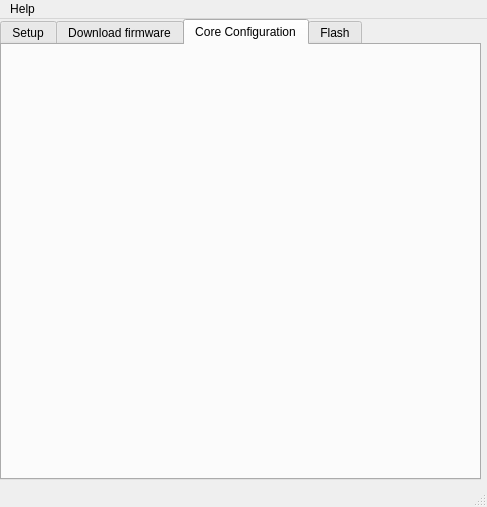
Before: the Qt Designer form src/main.ui in One-Green/iot-flash-config-tool, drawn with Qt 5.
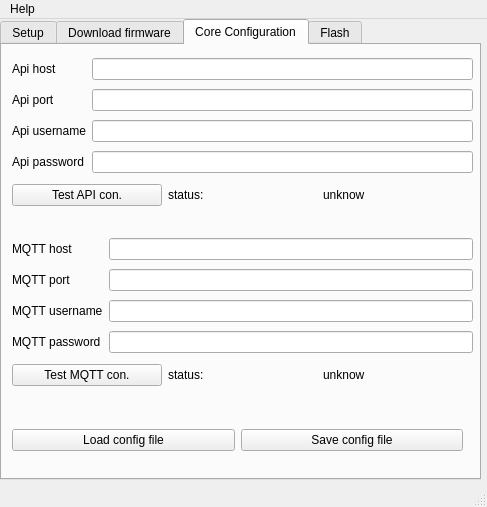
After: the same form once the commit is applied. The open tabs and pages were chosen to show the change.

Commit message: feat(main ui): add core configuration

The edit to the form file:
```diff
--- a/src/main.ui
+++ b/src/main.ui
@@ -406,6 +406,202 @@
      <attribute name="title">
       <string>Core Configuration</string>
      </attribute>
+     <widget class="QWidget" name="gridLayoutWidget_4">
+      <property name="geometry">
+       <rect>
+        <x>10</x>
+        <y>370</y>
+        <width>451</width>
+        <height>51</height>
+       </rect>
+      </property>
+      <layout class="QGridLayout" name="gridLayout_4">
+       <item row="0" column="0">
+        <widget class="QPushButton" name="pushButton">
+         <property name="text">
+          <string>Load config file</string>
+         </property>
+        </widget>
+       </item>
+       <item row="0" column="1">
+        <widget class="QPushButton" name="pushButton_2">
+         <property name="text">
+          <string>Save config file</string>
+         </property>
+        </widget>
+       </item>
+      </layout>
+     </widget>
+     <widget class="QWidget" name="gridLayoutWidget_5">
+      <property name="geometry">
+       <rect>
+        <x>10</x>
+        <y>10</y>
+        <width>461</width>
+        <height>121</height>
+       </rect>
+      </property>
+      <layout class="QGridLayout" name="gridLayout_5">
+       <item row="1" column="1">
+        <widget class="QLineEdit" name="lineEdit_2"/>
+       </item>
+       <item row="2" column="1">
+        <widget class="QLineEdit" name="lineEdit_3"/>
+       </item>
+       <item row="1" column="0">
+        <widget class="QLabel" name="label_8">
+         <property name="text">
+          <string>Api port</string>
+         </property>
+        </widget>
+       </item>
+       <item row="3" column="1">
+        <widget class="QLineEdit" name="lineEdit_4"/>
+       </item>
+       <item row="2" column="0">
+        <widget class="QLabel" name="label_9">
+         <property name="text">
+          <string>Api username</string>
+         </property>
+        </widget>
+       </item>
+       <item row="0" column="1">
+        <widget class="QLineEdit" name="lineEdit"/>
+       </item>
+       <item row="0" column="0">
+        <widget class="QLabel" name="label_7">
+         <property name="text">
+          <string>Api host</string>
+         </property>
+        </widget>
+       </item>
+       <item row="3" column="0">
+        <widget class="QLabel" name="label_10">
+         <property name="text">
+          <string>Api password</string>
+         </property>
+        </widget>
+       </item>
+      </layout>
+     </widget>
+     <widget class="QWidget" name="gridLayoutWidget_6">
+      <property name="geometry">
+       <rect>
+        <x>10</x>
+        <y>190</y>
+        <width>461</width>
+        <height>121</height>
+       </rect>
+      </property>
+      <layout class="QGridLayout" name="gridLayout_6">
+       <item row="1" column="1">
+        <widget class="QLineEdit" name="lineEdit_9"/>
+       </item>
+       <item row="2" column="1">
+        <widget class="QLineEdit" name="lineEdit_10"/>
+       </item>
+       <item row="1" column="0">
+        <widget class="QLabel" name="label_15">
+         <property name="text">
+          <string>MQTT port</string>
+         </property>
+        </widget>
+       </item>
+       <item row="3" column="1">
+        <widget class="QLineEdit" name="lineEdit_11"/>
+       </item>
+       <item row="2" column="0">
+        <widget class="QLabel" name="label_16">
+         <property name="text">
+          <string>MQTT username</string>
+         </property>
+        </widget>
+       </item>
+       <item row="0" column="1">
+        <widget class="QLineEdit" name="lineEdit_12"/>
+       </item>
+       <item row="0" column="0">
+        <widget class="QLabel" name="label_17">
+         <property name="text">
+          <string>MQTT host</string>
+         </property>
+        </widget>
+       </item>
+       <item row="3" column="0">
+        <widget class="QLabel" name="label_18">
+         <property name="text">
+          <string>MQTT password</string>
+         </property>
+        </widget>
+       </item>
+      </layout>
+     </widget>
+     <widget class="QWidget" name="gridLayoutWidget_7">
+      <property name="geometry">
+       <rect>
+        <x>10</x>
+        <y>130</y>
+        <width>461</width>
+        <height>41</height>
+       </rect>
+      </property>
+      <layout class="QGridLayout" name="gridLayout_7">
+       <item row="0" column="0">
+        <widget class="QPushButton" name="gitCloneOrFetchButton_2">
+         <property name="text">
+          <string>Test API con.</string>
+         </property>
+        </widget>
+       </item>
+       <item row="0" column="2">
+        <widget class="QLabel" name="gitCloneOrFetchStatus_2">
+         <property name="text">
+          <string>unknow</string>
+         </property>
+        </widget>
+       </item>
+       <item row="0" column="1">
+        <widget class="QLabel" name="gitCloneOrFetchStatusLabel_2">
+         <property name="text">
+          <string>status:</string>
+         </property>
+        </widget>
+       </item>
+      </layout>
+     </widget>
+     <widget class="QWidget" name="gridLayoutWidget_8">
+      <property name="geometry">
+       <rect>
+        <x>10</x>
+        <y>310</y>
+        <width>461</width>
+        <height>41</height>
+       </rect>
+      </property>
+      <layout class="QGridLayout" name="gridLayout_8">
+       <item row="0" column="0">
+        <widget class="QPushButton" name="gitCloneOrFetchButton_3">
+         <property name="text">
+          <string>Test MQTT con.</string>
+         </property>
+        </widget>
+       </item>
+       <item row="0" column="2">
+        <widget class="QLabel" name="gitCloneOrFetchStatus_3">
+         <property name="text">
+          <string>unknow</string>
+         </property>
+        </widget>
+       </item>
+       <item row="0" column="1">
+        <widget class="QLabel" name="gitCloneOrFetchStatusLabel_3">
+         <property name="text">
+          <string>status:</string>
+         </property>
+        </widget>
+       </item>
+      </layout>
+     </widget>
     </widget>
     <widget class="QWidget" name="tab_4">
      <attribute name="title">
```
Left out of the diff: 2 changed lines with no effect on the pictures. The commit also changes 4 other files.
